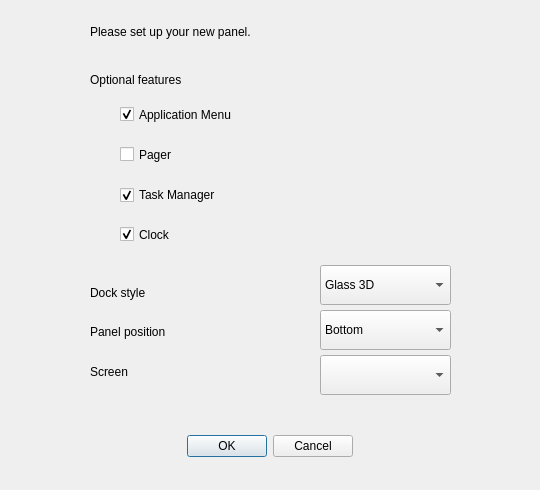
First picture: the form in src/view/add_panel_dialog.ui, repository dangvd/crystal-dock, before the edit.
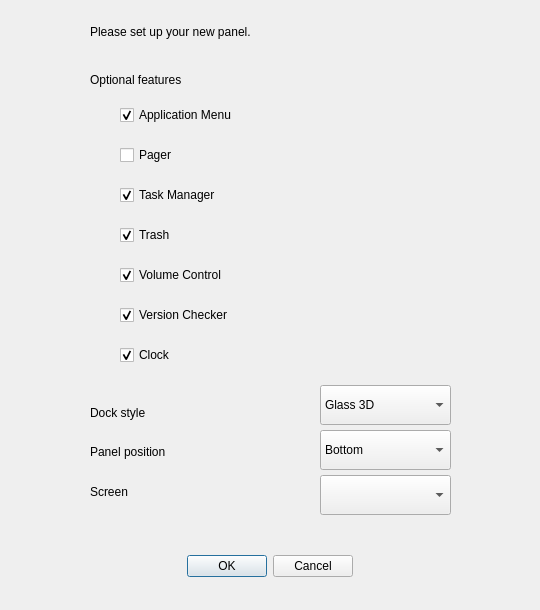
Second picture: the form after the edit.

Commit message: Updates Add Panel dialog with the three new components #106 #169 #170

Patch:
```diff
--- a/src/view/add_panel_dialog.ui
+++ b/src/view/add_panel_dialog.ui
@@ -7,7 +7,7 @@
     <x>0</x>
     <y>0</y>
     <width>540</width>
-    <height>490</height>
+    <height>610</height>
    </rect>
   </property>
   <property name="windowTitle">
@@ -17,7 +17,7 @@
    <property name="geometry">
     <rect>
      <x>70</x>
-     <y>430</y>
+     <y>550</y>
      <width>400</width>
      <height>32</height>
     </rect>
@@ -36,7 +36,7 @@
    <property name="geometry">
     <rect>
      <x>90</x>
-     <y>320</y>
+     <y>440</y>
      <width>210</width>
      <height>23</height>
     </rect>
@@ -49,7 +49,7 @@
    <property name="geometry">
     <rect>
      <x>320</x>
-     <y>310</y>
+     <y>430</y>
      <width>131</width>
      <height>40</height>
     </rect>
@@ -82,7 +82,7 @@
    <property name="geometry">
     <rect>
      <x>90</x>
-     <y>360</y>
+     <y>480</y>
      <width>210</width>
      <height>23</height>
     </rect>
@@ -95,7 +95,7 @@
    <property name="geometry">
     <rect>
      <x>320</x>
-     <y>355</y>
+     <y>475</y>
      <width>131</width>
      <height>40</height>
     </rect>
@@ -120,7 +120,7 @@
      <x>120</x>
      <y>100</y>
      <width>300</width>
-     <height>29</height>
+     <height>30</height>
     </rect>
    </property>
    <property name="text">
@@ -136,7 +136,7 @@
      <x>120</x>
      <y>140</y>
      <width>300</width>
-     <height>29</height>
+     <height>30</height>
     </rect>
    </property>
    <property name="text">
@@ -163,9 +163,9 @@
    <property name="geometry">
     <rect>
      <x>120</x>
-     <y>220</y>
+     <y>340</y>
      <width>300</width>
-     <height>29</height>
+     <height>30</height>
     </rect>
    </property>
    <property name="text">
@@ -195,7 +195,7 @@
    <property name="geometry">
     <rect>
      <x>90</x>
-     <y>280</y>
+     <y>400</y>
      <width>210</width>
      <height>26</height>
     </rect>
@@ -208,7 +208,7 @@
    <property name="geometry">
     <rect>
      <x>320</x>
-     <y>265</y>
+     <y>385</y>
      <width>131</width>
      <height>40</height>
     </rect>
@@ -234,6 +234,54 @@
     </property>
    </item>
   </widget>
+  <widget class="QCheckBox" name="showTrash">
+   <property name="geometry">
+    <rect>
+     <x>120</x>
+     <y>220</y>
+     <width>300</width>
+     <height>30</height>
+    </rect>
+   </property>
+   <property name="text">
+    <string>Trash</string>
+   </property>
+   <property name="checked">
+    <bool>true</bool>
+   </property>
+  </widget>
+  <widget class="QCheckBox" name="showVolumeControl">
+   <property name="geometry">
+    <rect>
+     <x>120</x>
+     <y>260</y>
+     <width>300</width>
+     <height>30</height>
+    </rect>
+   </property>
+   <property name="text">
+    <string>Volume Control</string>
+   </property>
+   <property name="checked">
+    <bool>true</bool>
+   </property>
+  </widget>
+  <widget class="QCheckBox" name="showVersionChecker">
+   <property name="geometry">
+    <rect>
+     <x>120</x>
+     <y>300</y>
+     <width>300</width>
+     <height>30</height>
+    </rect>
+   </property>
+   <property name="text">
+    <string>Version Checker</string>
+   </property>
+   <property name="checked">
+    <bool>true</bool>
+   </property>
+  </widget>
  </widget>
  <resources/>
  <connections>
```
The commit also changes 3 other files.
